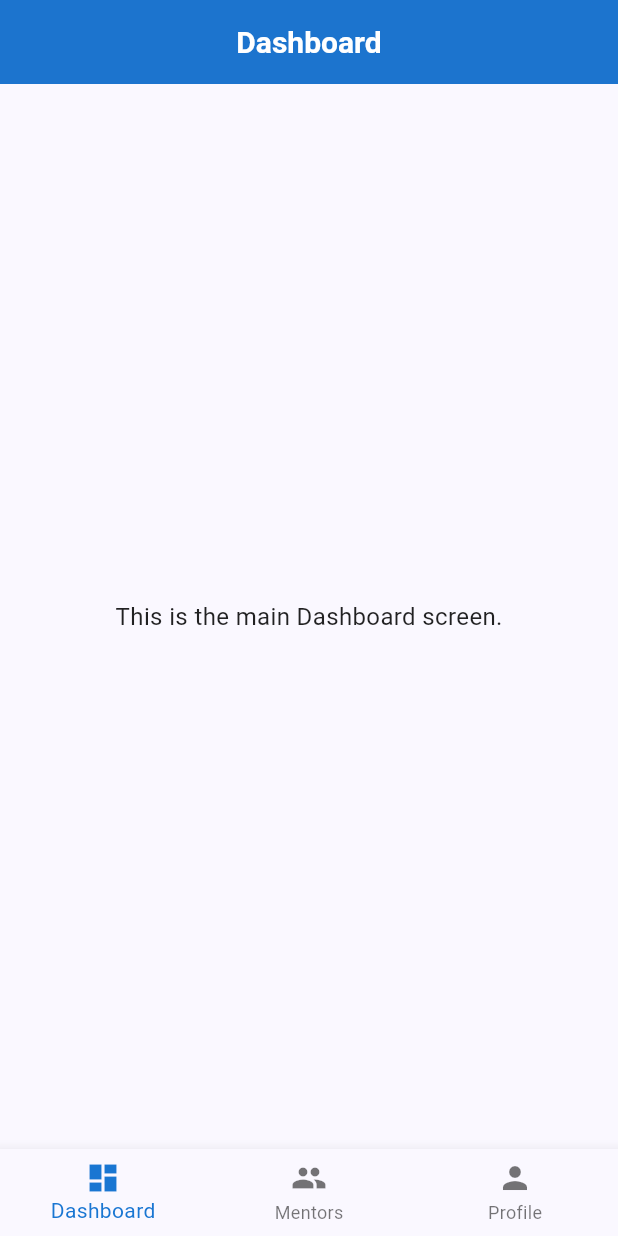
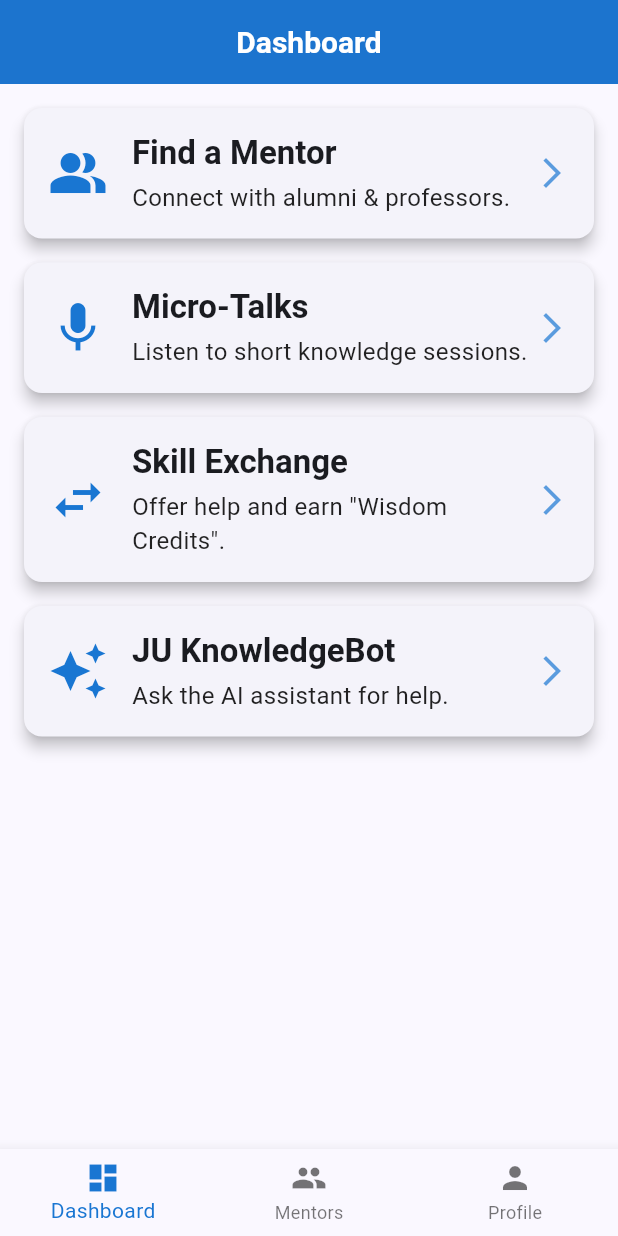
Before and after one commit to AbdullahRFA/campus_guardian, a Flutter app: the screen it shows after launch, on a phone screen of 412 x 824 dp. Run offline on Flutter 3.47's test engine with Material 3 defaults, Android fonts, the phone set to English and light mode, and no system bars; our stand-ins replace go_router.

Commit message:
Design a Reusable Dashboard Card
The goal is to create the four main navigation cards:

1. Find a Mentor

2. Micro-Talks

3. Skill Exchange

4. KnowledgeBot

Instead of building four separate card widgets, let's create one function that builds them for us. This keeps the code clean and easy to read

What did we just do?

ListView: We used a ListView so that the content can scroll on smaller screens.

_buildDashboardCard Function: This private helper function takes all the necessary information (icon, title, etc.) and returns a beautifully styled Card widget. This is much better than copying and pasting the Card code four times.

Card and InkWell: The Card widget provides the nice shadow and rounded corners (elevation). We wrap its content in an InkWell to get the ripple effect when the user taps it.

onTap: For now, the onTap functions just print a message to the console. Once we build those features, we'll update them to navigate to the correct screens using context.go()

Signed-off-by: AbdullahRFA <shakibrybmn@gmail.com>

```diff
--- a/lib/core/app_routes.dart
+++ b/lib/core/app_routes.dart
@@ -88,15 +88,114 @@ class AppRoutes {
 }
 
 // A simple dashboard screen to show in the shell
+// Found at the bottom of lib/core/app_routes.dart
 class DashboardScreen extends StatelessWidget {
   const DashboardScreen({super.key});
 
   @override
   Widget build(BuildContext context) {
     return Scaffold(
-      appBar: AppBar(title: const Text('Dashboard')),
-      body: const Center(
-        child: Text('This is the main Dashboard screen.'),
+      appBar: AppBar(
+        title: const Text('Dashboard'),
+        // We can add action buttons here later, like notifications
+      ),
+      body: ListView(
+        padding: const EdgeInsets.all(16.0),
+        children: [
+          _buildDashboardCard(
+            context: context,
+            icon: Icons.people_alt,
+            title: 'Find a Mentor',
+            subtitle: 'Connect with alumni & professors.',
+            onTap: () {
+              // We'll create this route in the next step
+              // context.go('/find-mentor');
+              print('Navigate to Find a Mentor');
+            },
+          ),
+          _buildDashboardCard(
+            context: context,
+            icon: Icons.mic,
+            title: 'Micro-Talks',
+            subtitle: 'Listen to short knowledge sessions.',
+            onTap: () {
+              print('Navigate to Micro-Talks');
+            },
+          ),
+          _buildDashboardCard(
+            context: context,
+            icon: Icons.swap_horiz,
+            title: 'Skill Exchange',
+            subtitle: 'Offer help and earn "Wisdom Credits".',
+            onTap: () {
+              print('Navigate to Skill Exchange');
+            },
+          ),
+          _buildDashboardCard(
+            context: context,
+            icon: Icons.auto_awesome,
+            title: 'JU KnowledgeBot',
+            subtitle: 'Ask the AI assistant for help.',
+            onTap: () {
+              print('Navigate to KnowledgeBot');
+            },
+          ),
+        ],
+      ),
+    );
+  }
+
+  // This is our reusable card builder function
+  Widget _buildDashboardCard({
+    required BuildContext context,
+    required IconData icon,
+    required String title,
+    required String subtitle,
+    required VoidCallback onTap,
+  }) {
+    final theme = Theme.of(context);
+    return Card(
+      elevation: 4.0,
+      margin: const EdgeInsets.only(bottom: 16.0),
+      shape: RoundedRectangleBorder(borderRadius: BorderRadius.circular(12)),
+      child: InkWell(
+        onTap: onTap,
+        borderRadius: BorderRadius.circular(12),
+        child: Padding(
+          padding: const EdgeInsets.all(16.0),
+          child: Row(
+            children: [
+              Icon(
+                icon,
+                size: 40.0,
+                color: theme.colorScheme.primary,
+              ),
+              const SizedBox(width: 16.0),
+              Expanded(
+                child: Column(
+                  crossAxisAlignment: CrossAxisAlignment.start,
+                  children: [
+                    Text(
+                      title,
+                      style: theme.textTheme.titleLarge?.copyWith(
+                        fontWeight: FontWeight.bold,
+                      ),
+                    ),
+                    const SizedBox(height: 4.0),
+                    Text(
+                      subtitle,
+                      style: theme.textTheme.bodyMedium,
+                    ),
+                  ],
+                ),
+              ),
+              Icon(
+                Icons.arrow_forward_ios,
+                color: theme.colorScheme.primary.withOpacity(0.7),
+              ),
+            ],
+          ),
+        ),
       ),
     );
   }
```
